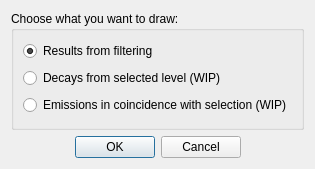
LISEcute/IsomerAPI, file w_Isomer/d_DrawingOptions.ui: the form before one commit.
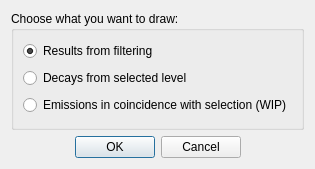
The form after the commit.

Patch:
```diff
--- a/w_Isomer/d_DrawingOptions.ui
+++ b/w_Isomer/d_DrawingOptions.ui
@@ -33,7 +33,7 @@
       <item>
        <widget class="QRadioButton" name="rb_lvlSelected">
         <property name="text">
-         <string>Decays from selected level (WIP)</string>
+         <string>Decays from selected level</string>
         </property>
        </widget>
       </item>
```
